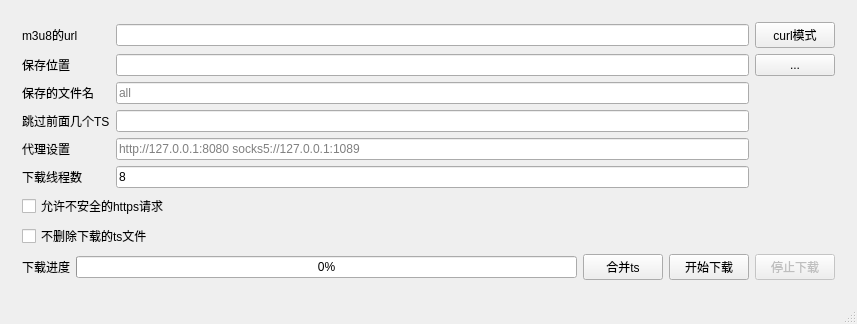
Above: m3u8d-qt/mainwindow.ui from orestonce/m3u8d before the change. Below: the same form after it.
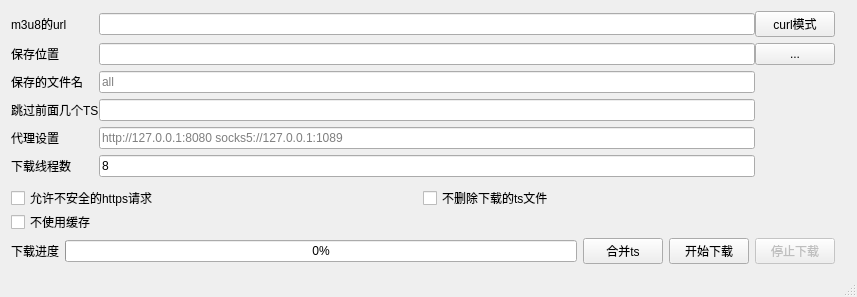
That is the form after the change.

Diff of the .ui file:
```diff
--- a/m3u8d-qt/mainwindow.ui
+++ b/m3u8d-qt/mainwindow.ui
@@ -22,8 +22,23 @@
       </property>
       <widget class="QWidget" name="page">
        <layout class="QVBoxLayout" name="verticalLayout_2">
+        <property name="spacing">
+         <number>0</number>
+        </property>
+        <property name="leftMargin">
+         <number>0</number>
+        </property>
+        <property name="topMargin">
+         <number>0</number>
+        </property>
+        <property name="bottomMargin">
+         <number>0</number>
+        </property>
         <item>
          <layout class="QGridLayout" name="gridLayout">
+          <property name="horizontalSpacing">
+           <number>0</number>
+          </property>
           <item row="4" column="1">
            <widget class="QLineEdit" name="lineEdit_SkipTsCountFromHead"/>
           </item>
@@ -141,19 +156,39 @@
          </layout>
         </item>
         <item>
+         <layout class="QGridLayout" name="gridLayout_2">
+          <property name="topMargin">
+           <number>9</number>
+          </property>
+          <property name="spacing">
+           <number>0</number>
+          </property>
+          <item row="0" column="0">
          <widget class="QCheckBox" name="checkBox_Insecure">
           <property name="text">
            <string>允许不安全的https请求</string>
           </property>
          </widget>
         </item>
-        <item>
+          <item row="0" column="1">
          <widget class="QCheckBox" name="checkBox_SkipRemoveTs">
           <property name="text">
            <string>不删除下载的ts文件</string>
           </property>
          </widget>
         </item>
+          <item row="1" column="0">
+           <widget class="QCheckBox" name="checkBox_SkipCacheCheck">
+            <property name="text">
+             <string>不使用缓存</string>
+            </property>
+            <property name="checked">
+             <bool>false</bool>
+            </property>
+           </widget>
+          </item>
+         </layout>
+        </item>
         <item>
          <spacer name="verticalSpacer">
           <property name="orientation">
```
Left out of the diff: 15 changed lines with no effect on the pictures. Lines whose indentation alone changed are shown as unchanged.
